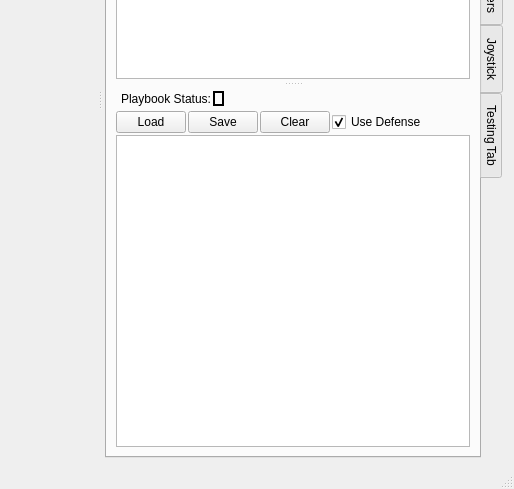
The window that soccer/src/soccer/ui/qt/MainWindow.ui (RoboJackets/robocup-software) describes before a commit, drawn with Qt 5; both pictures show x 817 to 1331 and y 338 to 827 of the 1331 by 827 pixel window.
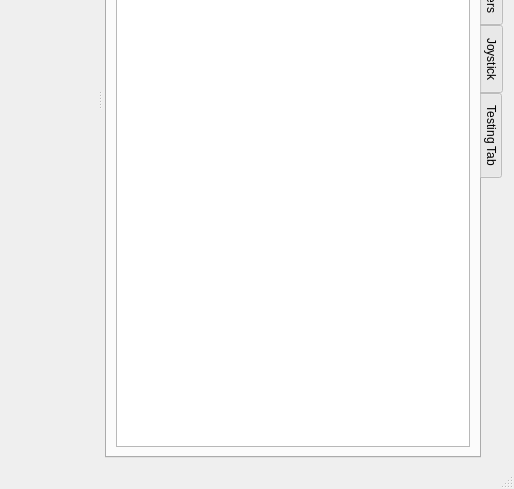
The same window after the commit. Icons and pictures are not drawn. Custom widgets are drawn as their Qt base class.

Patch:
```diff
--- a/soccer/src/soccer/ui/qt/MainWindow.ui
+++ b/soccer/src/soccer/ui/qt/MainWindow.ui
@@ -1729,183 +1729,6 @@
                </item>
               </layout>
              </widget>
-             <widget class="QWidget" name="layoutWidget1">
-              <layout class="QVBoxLayout" name="verticalLayout_10">
-               <property name="spacing">
-                <number>2</number>
-               </property>
-               <item>
-                <layout class="QHBoxLayout" name="horizontalLayout_6">
-                 <property name="leftMargin">
-                  <number>5</number>
-                 </property>
-                 <property name="rightMargin">
-                  <number>5</number>
-                 </property>
-                 <item>
-                  <widget class="QLabel" name="playsLabel">
-                   <property name="sizePolicy">
-                    <sizepolicy hsizetype="Minimum" vsizetype="Minimum">
-                     <horstretch>0</horstretch>
-                     <verstretch>0</verstretch>
-                    </sizepolicy>
-                   </property>
-                   <property name="minimumSize">
-                    <size>
-                     <width>0</width>
-                     <height>0</height>
-                    </size>
-                   </property>
-                   <property name="text">
-                    <string>Playbook Status:</string>
-                   </property>
-                   <property name="scaledContents">
-                    <bool>false</bool>
-                   </property>
-                  </widget>
-                 </item>
-                 <item>
-                  <widget class="QLabel" name="playIndicatorStatus">
-                   <property name="maximumSize">
-                    <size>
-                     <width>30</width>
-                     <height>15</height>
-                    </size>
-                   </property>
-                   <property name="frameShape">
-                    <enum>QFrame::Box</enum>
-                   </property>
-                   <property name="lineWidth">
-                    <number>2</number>
-                   </property>
-                   <property name="text">
-                    <string/>
-                   </property>
-                  </widget>
-                 </item>
-                 <item>
-                  <spacer name="horizontalSpacer">
-                   <property name="orientation">
-                    <enum>Qt::Horizontal</enum>
-                   </property>
-                   <property name="sizeHint" stdset="0">
-                    <size>
-                     <width>40</width>
-                     <height>20</height>
-                    </size>
-                   </property>
-                  </spacer>
-                 </item>
-                </layout>
-               </item>
-               <item>
-                <layout class="QHBoxLayout" name="horizontalLayout_9">
-                 <property name="sizeConstraint">
-                  <enum>QLayout::SetDefaultConstraint</enum>
-                 </property>
-                 <property name="topMargin">
-                  <number>0</number>
-                 </property>
-                 <item>
-                  <widget class="QPushButton" name="loadPlaybook">
-                   <property name="maximumSize">
-                    <size>
-                     <width>70</width>
-                     <height>16777215</height>
-                    </size>
-                   </property>
-                   <property name="text">
-                    <string>Load</string>
-                   </property>
-                  </widget>
-                 </item>
-                 <item>
-                  <widget class="QPushButton" name="savePlaybook">
-                   <property name="maximumSize">
-                    <size>
-                     <width>70</width>
-                     <height>16777215</height>
-                    </size>
-                   </property>
-                   <property name="text">
-                    <string>Save</string>
-                   </property>
-                  </widget>
-                 </item>
-                 <item>
-                  <widget class="QPushButton" name="clearPlays">
-                   <property name="maximumSize">
-                    <size>
-                     <width>70</width>
-                     <height>16777215</height>
-                    </size>
-                   </property>
-                   <property name="text">
-                    <string>Clear</string>
-                   </property>
-                  </widget>
-                 </item>
-                 <item>
-                  <widget class="QCheckBox" name="useDefenseCheckBox">
-                   <property name="sizePolicy">
-                    <sizepolicy hsizetype="Preferred" vsizetype="Fixed">
-                     <horstretch>0</horstretch>
-                     <verstretch>0</verstretch>
-                    </sizepolicy>
-                   </property>
-                   <property name="minimumSize">
-                    <size>
-                     <width>0</width>
-                     <height>0</height>
-                    </size>
-                   </property>
-                   <property name="maximumSize">
-                    <size>
-                     <width>16777215</width>
-                     <height>16777215</height>
-                    </size>
-                   </property>
-                   <property name="text">
-                    <string>Use Defense</string>
-                   </property>
-                   <property name="checked">
-                    <bool>true</bool>
-                   </property>
-                  </widget>
-                 </item>
-                 <item>
-                  <spacer name="horizontalSpacer_4">
-                   <property name="orientation">
-                    <enum>Qt::Horizontal</enum>
-                   </property>
-                   <property name="sizeHint" stdset="0">
-                    <size>
-                     <width>40</width>
-                     <height>20</height>
-                    </size>
-                   </property>
-                  </spacer>
-                 </item>
-                </layout>
-               </item>
-               <item>
-                <widget class="QTreeView" name="plays">
-                 <property name="sizePolicy">
-                  <sizepolicy hsizetype="Expanding" vsizetype="Expanding">
-                   <horstretch>0</horstretch>
-                   <verstretch>0</verstretch>
-                  </sizepolicy>
-                 </property>
-                 <attribute name="headerCascadingSectionResizes">
-                  <bool>true</bool>
-                 </attribute>
-                 <attribute name="headerStretchLastSection">
-                  <bool>false</bool>
-                 </attribute>
-                </widget>
-               </item>
-              </layout>
-             </widget>
             </widget>
            </item>
           </layout>
```
